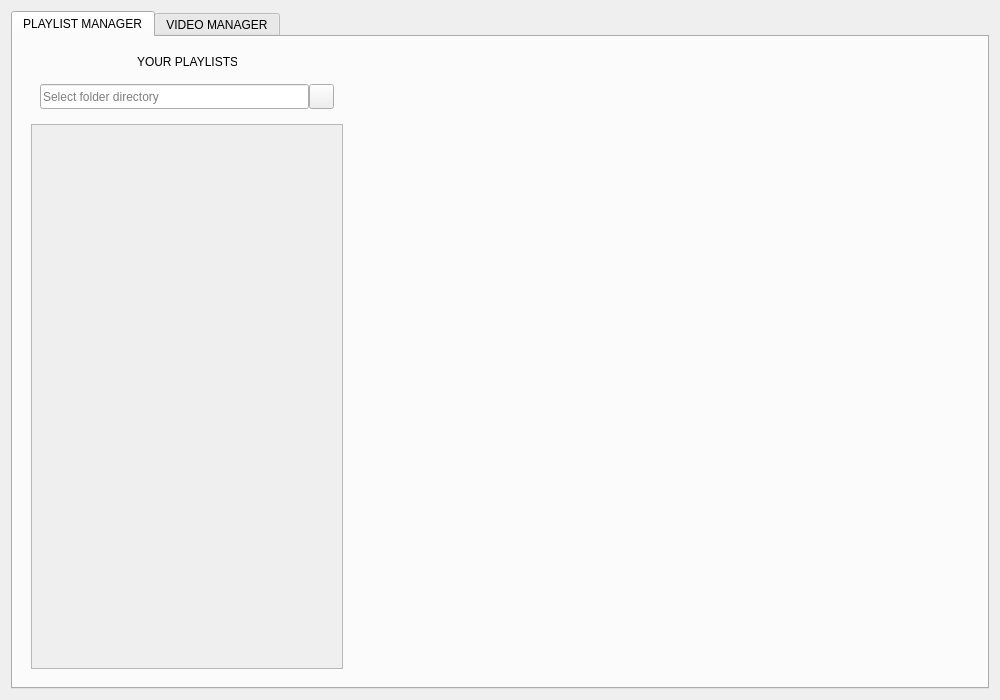
This is main.ui in VitoCammarata/YTManager as Qt 5 draws it before an edit. The edited form follows.
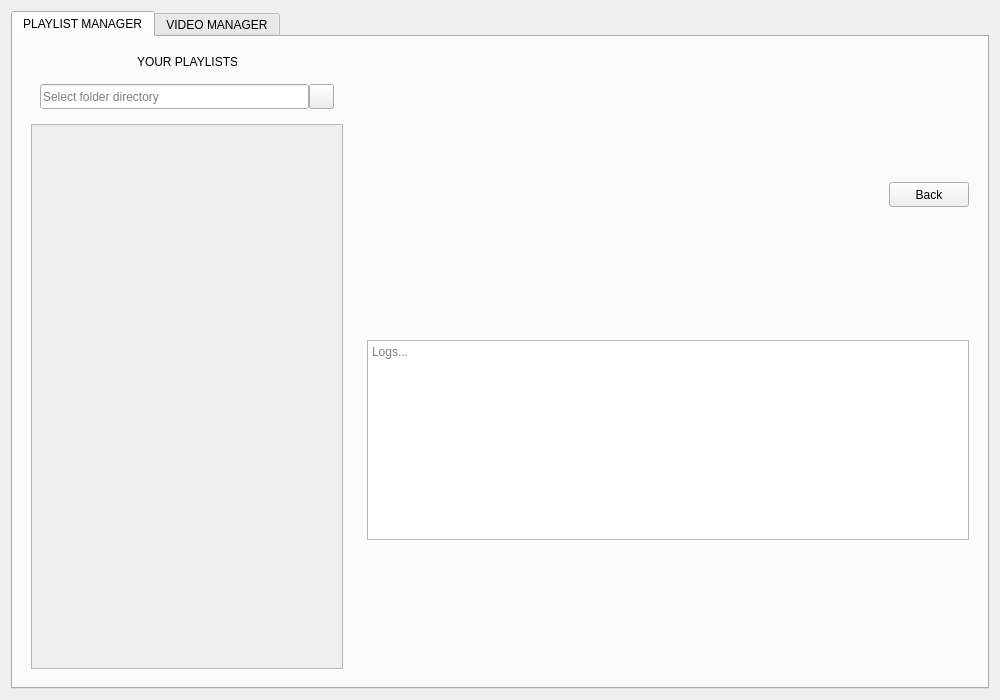
This is the edited form. The open tabs and pages were chosen to show the change. Icons and pictures are not drawn.

Commit message: -add the showing playlist's details page -add the button for go back in the playlist's details page

```diff
--- a/main.ui
+++ b/main.ui
@@ -225,6 +225,9 @@
            <height>16777215</height>
           </size>
          </property>
+         <property name="styleSheet">
+          <string notr="true"/>
+         </property>
          <property name="currentIndex">
           <number>0</number>
          </property>
@@ -316,7 +319,48 @@
            </item>
           </layout>
          </widget>
-         <widget class="QWidget" name="managePlaylist"/>
+         <widget class="QWidget" name="managePlaylist">
+          <layout class="QVBoxLayout" name="verticalLayout_4">
+           <property name="topMargin">
+            <number>9</number>
+           </property>
+           <item alignment="Qt::AlignRight">
+            <widget class="QPushButton" name="backButton">
+             <property name="minimumSize">
+              <size>
+               <width>0</width>
+               <height>25</height>
+              </size>
+             </property>
+             <property name="maximumSize">
+              <size>
+               <width>80</width>
+               <height>16777215</height>
+              </size>
+             </property>
+             <property name="text">
+              <string>Back</string>
+             </property>
+             <property name="icon">
+              <iconset theme="go-previous"/>
+             </property>
+            </widget>
+           </item>
+           <item>
+            <widget class="QTextBrowser" name="playlistsLogsOutput">
+             <property name="maximumSize">
+              <size>
+               <width>16777215</width>
+               <height>200</height>
+              </size>
+             </property>
+             <property name="placeholderText">
+              <string>Logs...</string>
+             </property>
+            </widget>
+           </item>
+          </layout>
+         </widget>
         </widget>
        </item>
       </layout>
```
Left out of the diff: 4 changed lines with no effect on the pictures. The commit also changes 1 other file.
